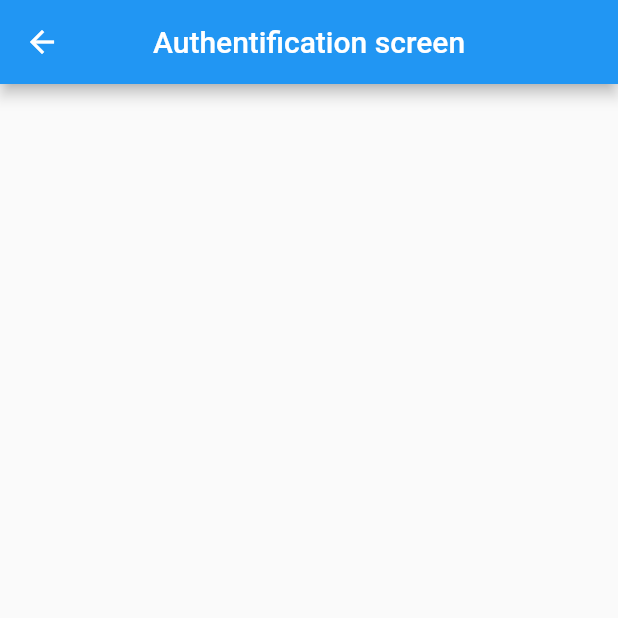
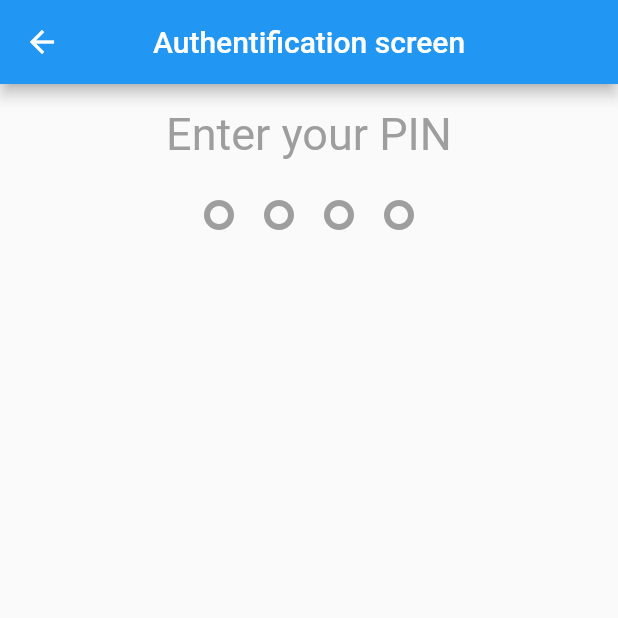
Before and after one commit to miller7777777/testtask20220111, a Flutter app: the screen it shows after launch, after a tap on "Authentification", on a phone screen of 412 x 824 dp, the top half of it. Run offline on Flutter 3.47's test engine with Material 2 defaults, Android fonts, the phone set to English and light mode, and no system bars.

Commit message:
Вынес компоненты в отдельные файлы

```diff
--- a/lib/screens/authScreen.dart
+++ b/lib/screens/authScreen.dart
@@ -1,4 +1,9 @@
+// ignore_for_file: prefer_const_constructors
+
 import 'package:flutter/material.dart';
+
+import 'components/indicator.dart';
+import 'components/numpad.dart';
 
 class AuthScreen extends StatefulWidget {
   @override
@@ -13,7 +18,26 @@ class _AuthScreenState extends State<AuthScreen> {
         centerTitle: true,
         title: Text('Authentification screen'),
       ),
-      body: Container(),
+      body: Container(
+        child: Column(
+          children: [
+            SizedBox(
+              height: 16.0,
+            ),
+            Text(
+              'Enter your PIN',
+              style: TextStyle(
+                fontSize: 30.0,
+                color: Colors.grey,
+              ),
+            ),
+            SizedBox(),
+            Indicator(4), //indicator
+            SizedBox(),
+            Numpad(), //numpad
+          ],
+        ),
+      ),
     );
   }
 }
--- /dev/null
+++ b/lib/screens/components/indicator.dart
@@ -0,0 +1,57 @@
+import 'package:flutter/material.dart';
+
+class Indicator extends StatefulWidget {
+  Indicator(i);
+
+  @override
+  State<Indicator> createState() => _IndicatorState();
+}
+
+class _IndicatorState extends State<Indicator> {
+  _IndicatorState();
+
+  int i = 0;
+
+  @override
+  Widget build(BuildContext context) {
+    print("i = $i");
+    return Container(
+      child: Padding(
+        padding: const EdgeInsets.all(24.0),
+        child: Row(
+          mainAxisAlignment: MainAxisAlignment.center,
+          // ignore: prefer_const_literals_to_create_immutables
+          children: [
+            Icon(
+              i > 0 ? Icons.lens : Icons.trip_origin,
+              color: Colors.grey,
+            ),
+            // ignore: prefer_const_constructors
+            SizedBox(
+              width: 16.0,
+            ),
+            Icon(
+              i > 1 ? Icons.lens : Icons.trip_origin,
+              color: Colors.grey,
+            ),
+            // ignore: prefer_const_constructors
+            SizedBox(
+              width: 16.0,
+            ),
+            Icon(
+              i > 2 ? Icons.lens : Icons.trip_origin,
+              color: Colors.grey,
+            ),
+            SizedBox(
+              width: 16.0,
+            ),
+            Icon(
+              i > 3 ? Icons.lens : Icons.trip_origin,
+              color: Colors.grey,
+            ),
+          ],
+        ),
+      ),
+    );
+  }
+}
--- a/lib/screens/components/keypad.dart
+++ /dev/null
@@ -1 +0,0 @@
-import 'package:flutter/material.dart';
--- /dev/null
+++ b/lib/screens/components/numpad.dart
@@ -0,0 +1,8 @@
+import 'package:flutter/material.dart';
+
+class Numpad extends StatelessWidget {
+  @override
+  Widget build(BuildContext context) {
+    return Container();
+  }
+}
```
